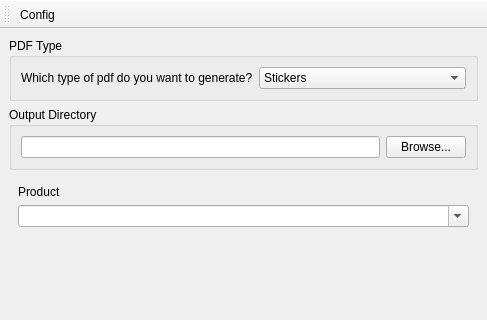
Old version of the form modules/main.ui in the repository greflm13/grocycode-printpage; both pictures show x 0 to 487 and y 0 to 320 of the 487 by 531 pixel window.
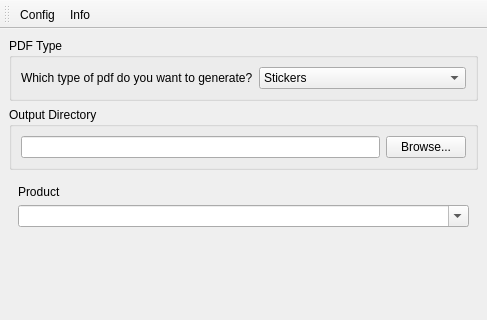
New version of the form.

```diff
--- a/modules/main.ui
+++ b/modules/main.ui
@@ -188,6 +188,7 @@
     <bool>false</bool>
    </attribute>
    <addaction name="actionConfig"/>
+   <addaction name="actionInfo"/>
   </widget>
   <action name="actionConfig">
    <property name="text">
@@ -197,6 +198,14 @@
     <enum>QAction::MenuRole::PreferencesRole</enum>
    </property>
   </action>
+  <action name="actionInfo">
+   <property name="text">
+    <string>Info</string>
+   </property>
+   <property name="menuRole">
+    <enum>QAction::MenuRole::AboutRole</enum>
+   </property>
+  </action>
  </widget>
  <resources/>
  <connections/>
```
Left out of the diff: 2 changed lines with no effect on the pictures.
